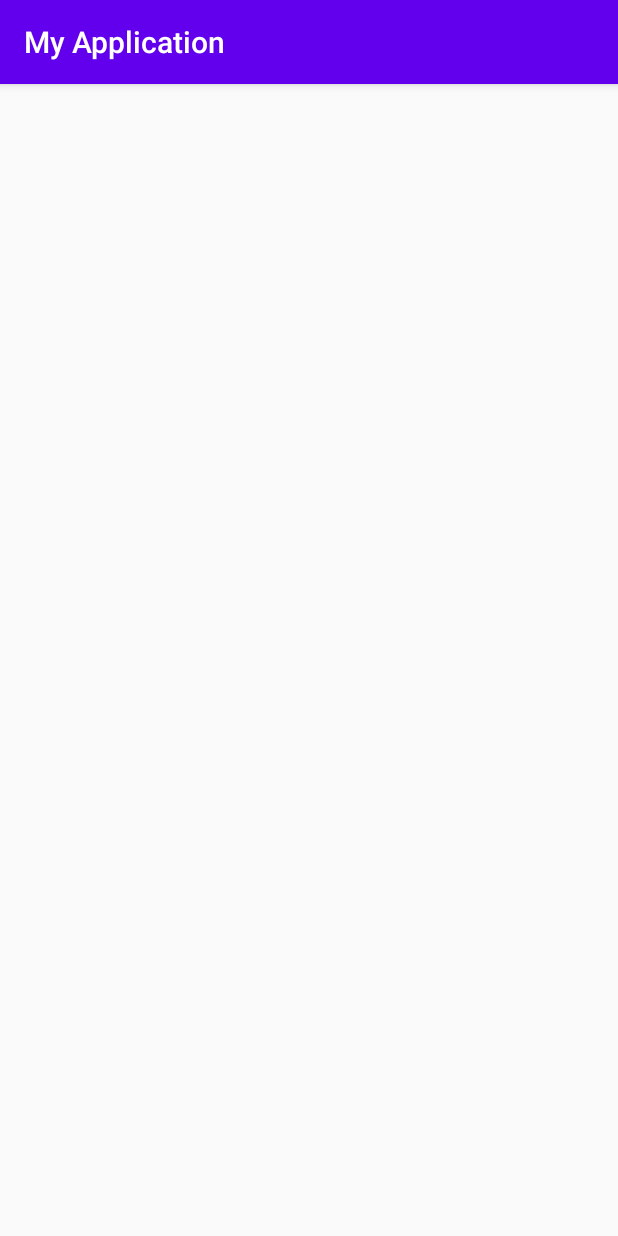
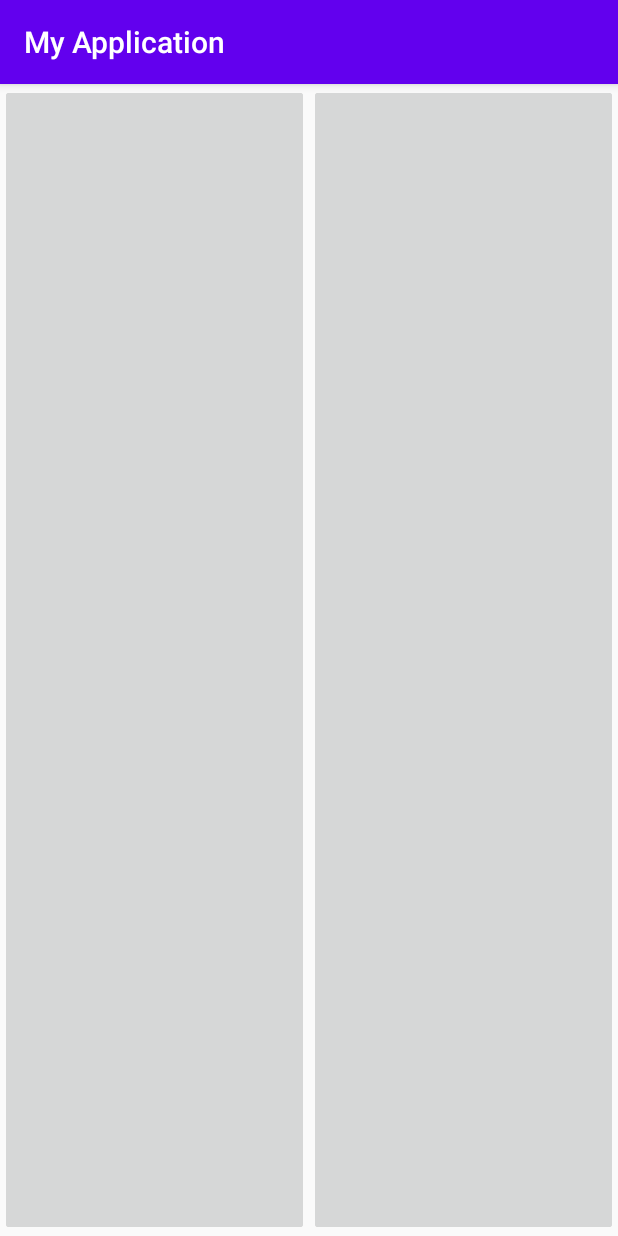
Before and after one commit to gleb-bukbantaev/smarthome, an Android app: the fragment MenuFragment shown on its own in the app's theme, on a phone screen of 412 x 824 dp. Run offline under Robolectric (Android 15) with nearby library versions, the phone set to English and light mode, and no system bars.

Commit message:
menu, camera - make files

```diff
--- a/app/build.gradle
+++ b/app/build.gradle
@@ -33,5 +33,7 @@ dependencies {
     testImplementation 'junit:junit:4.12'
     androidTestImplementation 'androidx.test.ext:junit:1.1.1'
     androidTestImplementation 'androidx.test.espresso:espresso-core:3.2.0'
+    implementation 'com.google.android.material:material:1.2.0'
+
 
 }
--- a/app/src/main/res/layout/fragment_camera.xml
+++ b/app/src/main/res/layout/fragment_camera.xml
@@ -1,6 +1,7 @@
 <?xml version="1.0" encoding="utf-8"?>
 <androidx.constraintlayout.widget.ConstraintLayout
-    xmlns:android="http://schemas.android.com/apk/res/android" android:layout_width="match_parent"
+    xmlns:android="http://schemas.android.com/apk/res/android"
+    android:layout_width="match_parent"
     android:layout_height="match_parent">
 
 </androidx.constraintlayout.widget.ConstraintLayout>
--- a/app/src/main/res/layout/fragment_menu.xml
+++ b/app/src/main/res/layout/fragment_menu.xml
@@ -1,6 +1,52 @@
 <?xml version="1.0" encoding="utf-8"?>
-<androidx.constraintlayout.widget.ConstraintLayout
-    xmlns:android="http://schemas.android.com/apk/res/android" android:layout_width="match_parent"
-    android:layout_height="match_parent">
+<FrameLayout xmlns:android="http://schemas.android.com/apk/res/android"
+    android:layout_width="match_parent"
+    android:layout_height="match_parent"
+    android:orientation="vertical">
 
-</androidx.constraintlayout.widget.ConstraintLayout>
+    <LinearLayout
+        android:layout_width="match_parent"
+        android:layout_height="match_parent"
+        android:orientation="horizontal"
+
+        >
+
+
+        <ImageButton
+
+            android:layout_width="match_parent"
+            android:layout_height="match_parent"
+            android:layout_weight="1"></ImageButton>
+
+        <ImageButton
+
+            android:layout_width="match_parent"
+            android:layout_height="match_parent"
+            android:layout_weight="1">
+
+        </ImageButton>
+    </LinearLayout>
+
+    <LinearLayout
+        android:layout_width="match_parent"
+        android:layout_height="match_parent"
+        android:orientation="horizontal"
+
+        >
+
+        <ImageButton
+
+            android:layout_width="match_parent"
+            android:layout_height="match_parent"
+            android:layout_weight="1"></ImageButton>
+
+        <ImageButton
+
+            android:layout_width="match_parent"
+            android:layout_height="match_parent"
+            android:layout_weight="1">
+
+        </ImageButton>
+    </LinearLayout>
+
+</FrameLayout>
```
